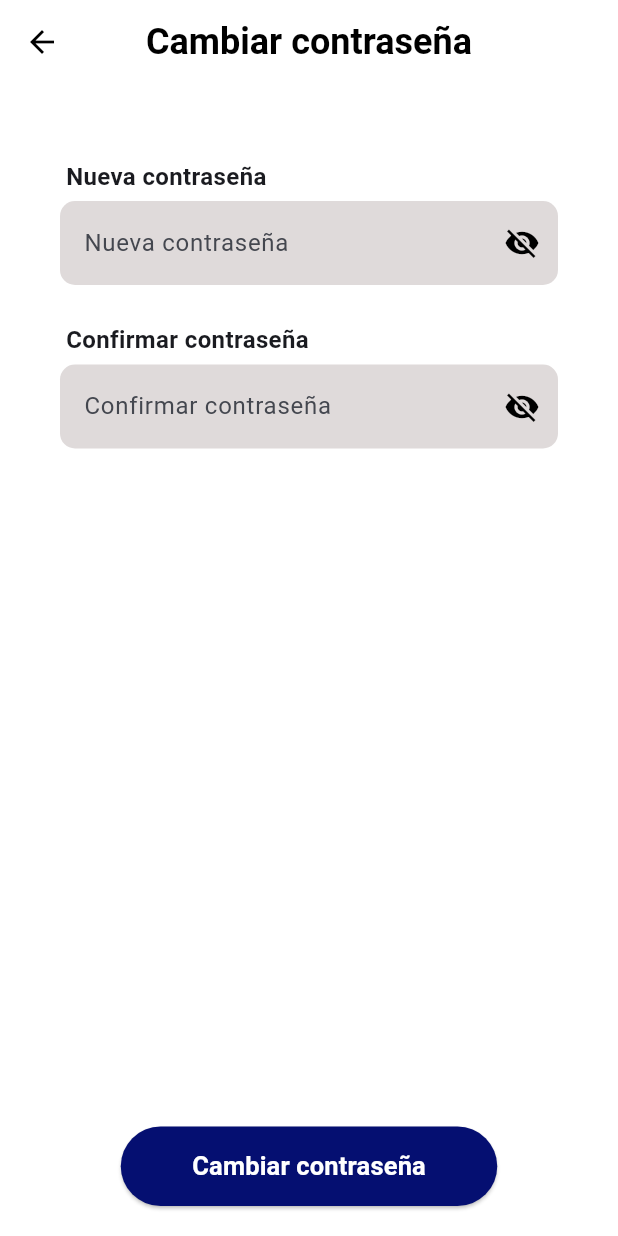
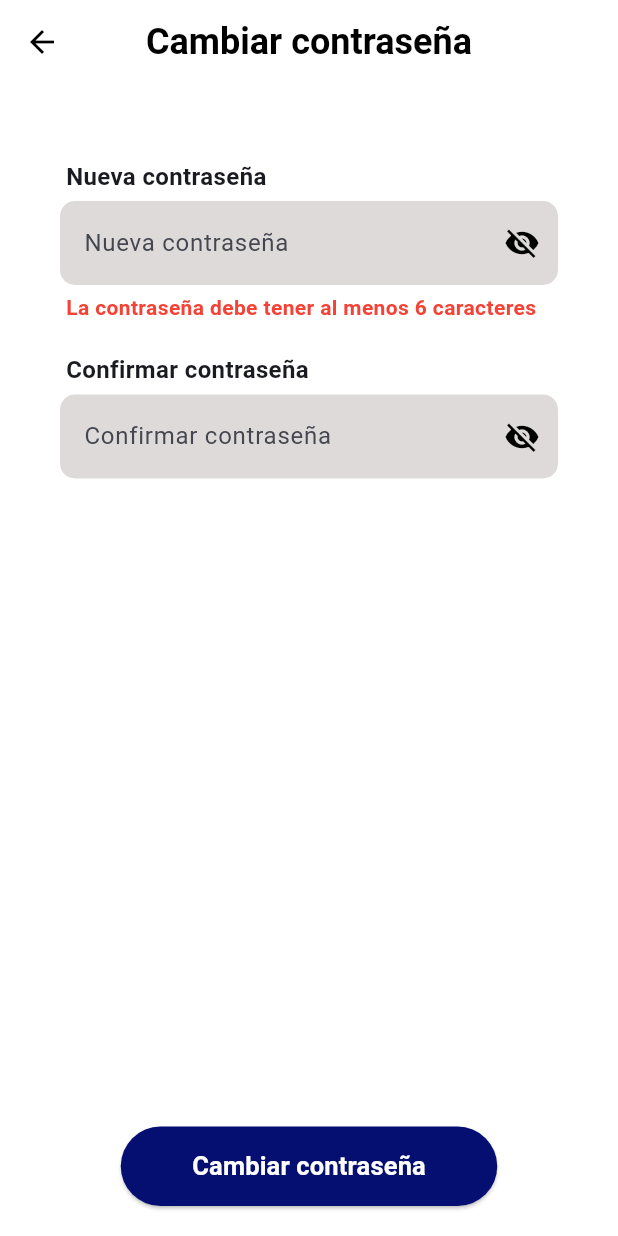
Before and after one commit to valeraruggierotesisucv/flutter-app, a Flutter app: the ChangePasswordView screen opened by its route, after a tap on "Cambiar contraseña", on a phone screen of 412 x 824 dp. Run offline on Flutter 3.47's test engine with Material 3 defaults, Android fonts, the phone set to English and light mode, and no system bars; our stand-ins replace audioplayers, file_picker, flutter_dotenv, image_picker, permission_handler, supabase_flutter and 1 more; missing offline and left inert: flutter_sound; accounts and stored records are empty; generated files the repository leaves out were written again; network calls fail; Roboto replaces fonts that are missing (SFProRounded).

Commit message:
FLUT-80 Implement user registration and password change functionality
- Add registerUser method in UserRepository and ApiClient
- Create AuthViewModel for user sign-up process
- Implement password change functionality in AuthService
- Update ChangePasswordView with form validation and password update logic

```diff
--- a/lib/views/change_password_view.dart
+++ b/lib/views/change_password_view.dart
@@ -1,3 +1,4 @@
+import 'package:eventify/services/auth_service.dart';
 import 'package:eventify/widgets/app_header.dart';
 import 'package:eventify/widgets/custom_button.dart';
 import 'package:eventify/widgets/input_field.dart';
@@ -12,8 +13,47 @@ class ChangePasswordView extends StatefulWidget {
 }
 
 class _ChangePasswordViewState extends State<ChangePasswordView> {
+  final _newPasswordController = TextEditingController();
+  final _confirmPasswordController = TextEditingController();
+  String errorNewPassword = '';
+  String errorConfirmPassword = '';
   bool secureTextNewPassword = true;
   bool secureTextConfirmPassword = true;
+  final authService = AuthService();
+
+  void changePasword() async {
+    final newPassword = _newPasswordController.text;
+    final confirmPassword = _confirmPasswordController.text;
+
+    setState(() {
+      errorNewPassword = '';
+      errorConfirmPassword = '';
+    });
+
+    if (newPassword.length < 6) {
+      setState(() {
+        errorNewPassword = 'La contraseña debe tener al menos 6 caracteres';
+      });
+      return;
+    }
+
+    if (newPassword != confirmPassword) {
+      setState(() {
+        errorNewPassword = 'Las contraseñas no coinciden';
+        errorConfirmPassword = 'Las contraseñas no coinciden';
+      });
+      return;
+    }
+
+    await authService.changePassword(newPassword, confirmPassword);
+
+    if (mounted) {
+      ScaffoldMessenger.of(context).showSnackBar(
+        const SnackBar(content: Text('Contraseña actualizada correctamente')),
+      );
+      Navigator.pop(context);
+    }
+  }
 
   @override
   Widget build(BuildContext context) {
@@ -38,7 +78,9 @@ class _ChangePasswordViewState extends State<ChangePasswordView> {
                       label: "Nueva contraseña",
                       hint: "Nueva contraseña",
                       variant: InputFieldVariant.grayBackground,
+                      controller: _newPasswordController,
                       secureText: secureTextNewPassword,
+                      error: errorNewPassword,
                       icon: secureTextNewPassword ? Icons.visibility_off : Icons.visibility,
                       onIconTap: () {
                         setState(() {
@@ -51,7 +93,9 @@ class _ChangePasswordViewState extends State<ChangePasswordView> {
                       label: "Confirmar contraseña",
                       hint: "Confirmar contraseña",
                       variant: InputFieldVariant  .grayBackground,
+                      controller: _confirmPasswordController,
                       secureText: secureTextConfirmPassword,
+                      error: errorConfirmPassword,
                       icon: secureTextConfirmPassword ? Icons.visibility_off : Icons.visibility,
                       onIconTap: () {
                         setState(() {
@@ -67,7 +111,9 @@ class _ChangePasswordViewState extends State<ChangePasswordView> {
               padding: const EdgeInsets.symmetric(vertical: 20),
               child: CustomButton(
                 label: "Cambiar contraseña",
-                onPress: () {},
+                onPress: () {
+                  changePasword();
+                },
               ),
             ),
           ],
```
Also changed, not shown: lib/data/services/api_client.dart (+32 -31 lines), lib/services/auth_service.dart (+9 -0 lines).
